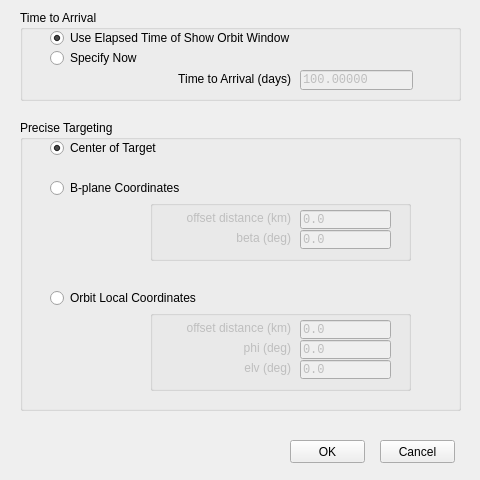
whiskie14142/SolarSystemVoyager, file source/ui/ftasettingdialog.ui: the form before one commit.
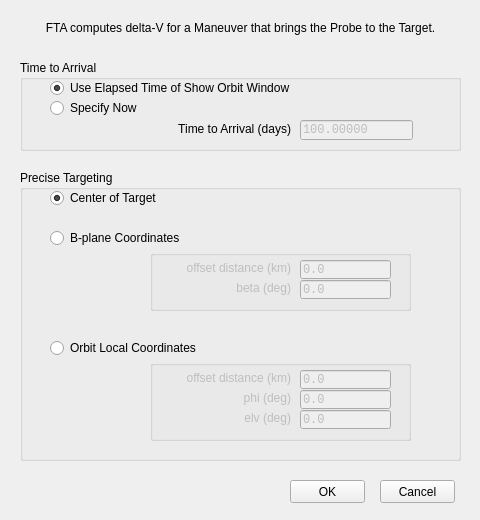
The form after the commit.

Diff of the .ui file:
```diff
--- a/source/ui/ftasettingdialog.ui
+++ b/source/ui/ftasettingdialog.ui
@@ -10,19 +10,19 @@
     <x>0</x>
     <y>0</y>
     <width>480</width>
-    <height>480</height>
+    <height>520</height>
    </rect>
   </property>
   <property name="minimumSize">
    <size>
     <width>480</width>
-    <height>480</height>
+    <height>520</height>
    </size>
   </property>
   <property name="maximumSize">
    <size>
     <width>480</width>
-    <height>480</height>
+    <height>520</height>
    </size>
   </property>
   <property name="windowTitle">
@@ -35,7 +35,7 @@
    <property name="geometry">
     <rect>
      <x>20</x>
-     <y>10</y>
+     <y>60</y>
      <width>441</width>
      <height>91</height>
     </rect>
@@ -117,7 +117,7 @@
    <property name="geometry">
     <rect>
      <x>380</x>
-     <y>440</y>
+     <y>480</y>
      <width>75</width>
      <height>23</height>
     </rect>
@@ -133,7 +133,7 @@
    <property name="geometry">
     <rect>
      <x>290</x>
-     <y>440</y>
+     <y>480</y>
      <width>75</width>
      <height>23</height>
     </rect>
@@ -149,7 +149,7 @@
    <property name="geometry">
     <rect>
      <x>20</x>
-     <y>120</y>
+     <y>170</y>
      <width>441</width>
      <height>291</height>
     </rect>
@@ -411,6 +411,22 @@
     </widget>
    </widget>
   </widget>
+  <widget class="QLabel" name="label_7">
+   <property name="geometry">
+    <rect>
+     <x>20</x>
+     <y>20</y>
+     <width>441</width>
+     <height>16</height>
+    </rect>
+   </property>
+   <property name="text">
+    <string>FTA computes delta-V for a Maneuver that brings the Probe to the Target.</string>
+   </property>
+   <property name="alignment">
+    <set>Qt::AlignCenter</set>
+   </property>
+  </widget>
  </widget>
  <tabstops>
   <tabstop>fromshoworbit</tabstop>
```
